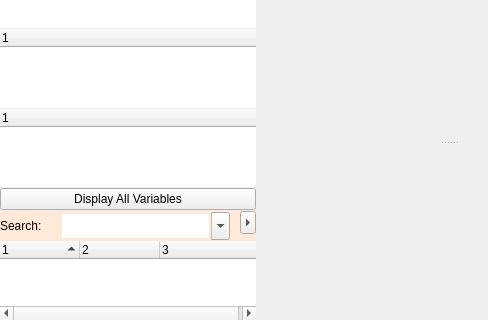
Qt form src/ui/trigger_editor.ui (Mudlet/Mudlet) before a commit; both pictures show x 0 to 488 and y 368 to 688 of the 636 by 688 pixel window.
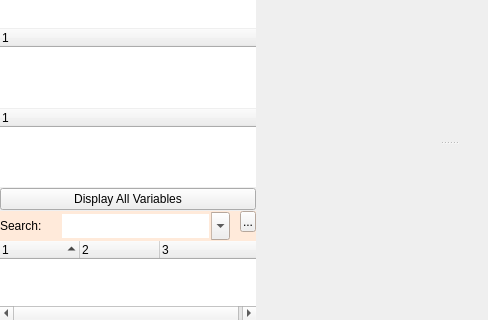
The same form after that commit. Icons and pictures are not drawn. Custom widgets are drawn as their Qt base class.

Commit message: Revise: Editor Search feature always shown + fixup results toggle button

Patch:
```diff
--- a/src/ui/trigger_editor.ui
+++ b/src/ui/trigger_editor.ui
@@ -713,7 +713,7 @@
                     <bool>true</bool>
                    </property>
                    <property name="arrowType">
-                    <enum>Qt::RightArrow</enum>
+                    <enum>Qt::NoArrow</enum>
                    </property>
                   </widget>
                  </item>
```
The commit also changes 6 other files.
